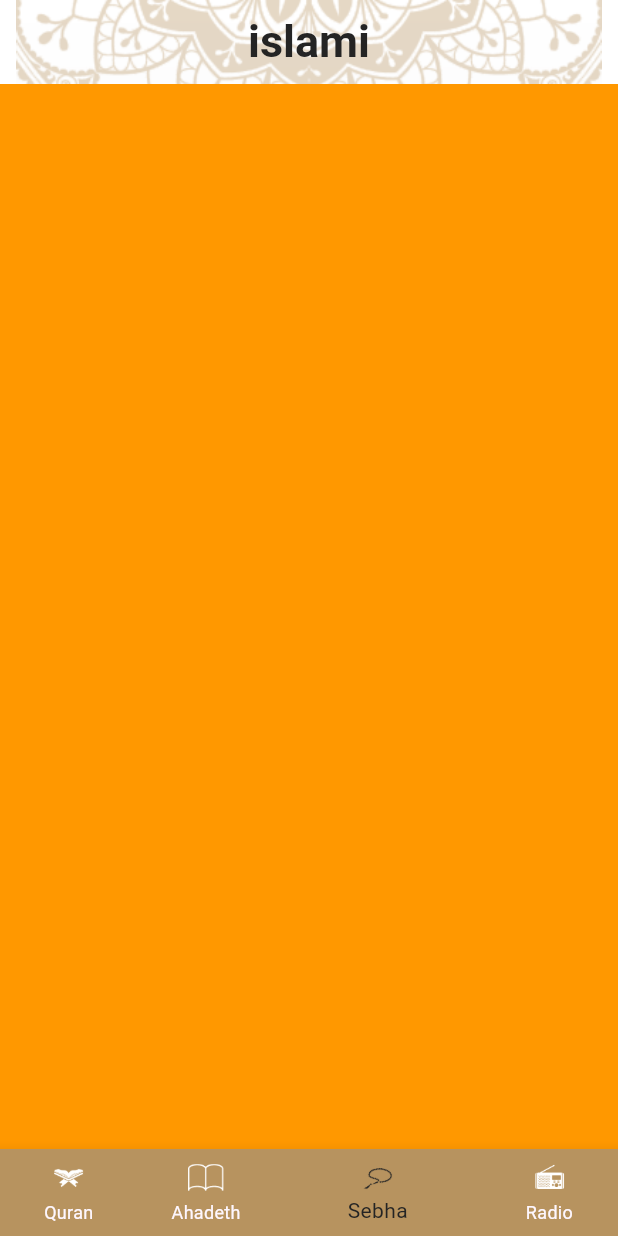
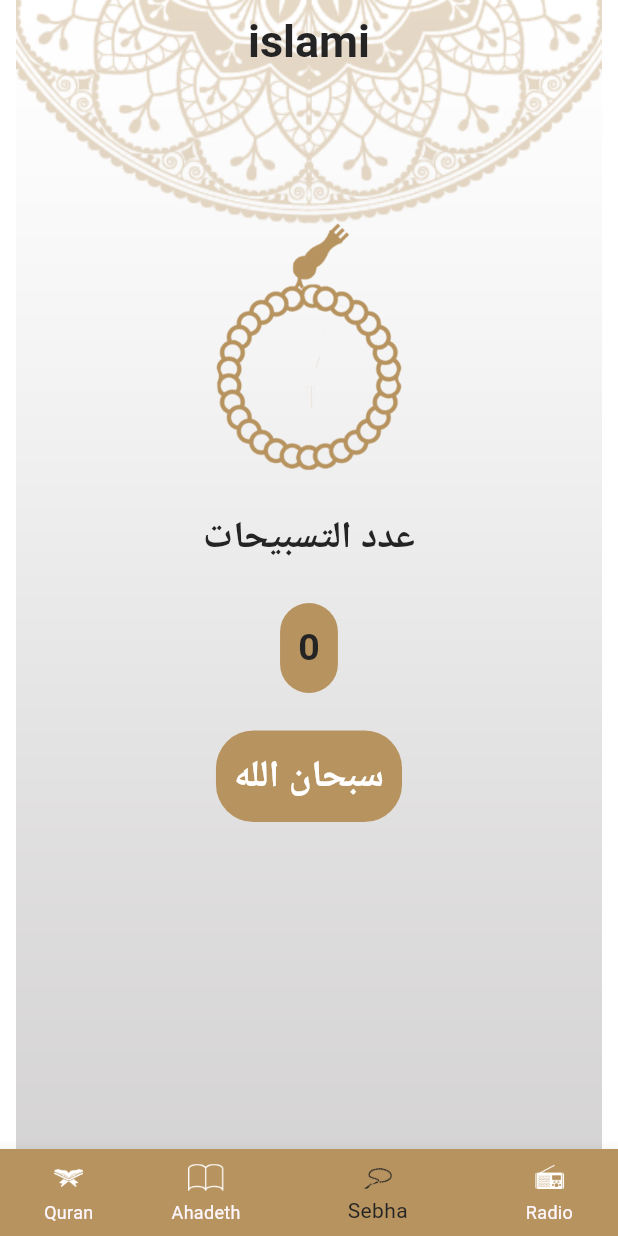
Before and after one commit to peterrafek/islami, a Flutter app: the screen it shows after launch, item 3 of the bottom bar chosen, on a phone screen of 412 x 824 dp. Run offline on Flutter 3.47's test engine with Material 3 defaults, Android fonts, the phone set to English and light mode, and no system bars.

Commit message:
Finished sebha tab design.

```diff
--- a/lib/screens/hadeth-details.dart
+++ b/lib/screens/hadeth-details.dart
@@ -1,5 +1,3 @@
-
-
 import 'package:flutter/material.dart';
 import 'package:flutter/services.dart';
 import 'package:islami/model/screen-details-args.dart';
@@ -7,7 +5,7 @@ import 'package:islami/utils/app-theme.dart';
 import 'package:islami/widges/App-Scaffold.dart';
 
 class HadethDetails extends StatefulWidget {
-  static const String routename = "Hadeth-details";
+  static const String routename = "Hadeth_details";
    HadethDetails({super.key});
 
   @override
--- a/lib/tabs/sebha/sebha-tab.dart
+++ b/lib/tabs/sebha/sebha-tab.dart
@@ -1,10 +1,80 @@
 import 'package:flutter/material.dart';
+import 'package:islami/utils/app-colors.dart';
+import 'package:islami/utils/app-theme.dart';
 
-class SebhaTab extends StatelessWidget {
-  const SebhaTab({super.key});
+class SebhaTab extends StatefulWidget {
+
+   SebhaTab({super.key});
 
   @override
+  State<SebhaTab> createState() => _SebhaTabState();
+}
+
+class _SebhaTabState extends State<SebhaTab> {
+  List<String> azkar = ["سبحان الله","الله اكبر","لا الله الا الله","hghg"];
+
+  int index =0 ;
+double turns =0 ;
+  int counter =0 ;
+
+  @override
+
   Widget build(BuildContext context) {
-    return Container(color: Colors.orange,);
+    return Column(
+     crossAxisAlignment: CrossAxisAlignment.stretch,
+      children: [
+        Expanded(flex: 2,
+            child: AnimatedRotation(
+              turns: turns,
+              duration: Duration(seconds: 1),
+                child: Image.asset("assets/images/sebha.png"))),
+        Expanded(flex: 3,
+            child: Column(
+              children: [
+                Text("عدد التسبيحات"
+                ,style: AppTheme.mediumTitleTextStyle,),
+                 SizedBox(height: 25,),
+                Container(padding: EdgeInsets.all(12),
+                  decoration: BoxDecoration(
+                      borderRadius: BorderRadius.circular(25),
+                      color: AppColors.Orange
+                  ),
+                  child: Text("${counter}",
+                    style: AppTheme.mediumTitleTextStyle,),
+
+                ),
+                SizedBox(height: 25,),
+                Container(padding: EdgeInsets.all(12),
+                  decoration: BoxDecoration(
+                      color: AppColors.Orange,
+                      borderRadius:
+                      BorderRadius.circular(25)),
+                  child: InkWell(onTap: (){
+                    setState(() {
+
+                    });
+                    counter++;
+                    turns +=.2;
+                    if(counter>30)
+                    {
+                      counter=0;
+                      index++;
+                        if(index==azkar.length) {
+                          index = 0;
+                        }
+                        }
+
+                  },
+                    child: Text("${azkar[index]}"
+                    ,style:  AppTheme.mediumTitleTextStyle.copyWith(color: Colors.white),),
+                  ),
+
+                ),
+
+                ])),
+
+
+      ],
+    );
   }
 }
```
Also changed, not shown: assets/images/sebha.png (added).
